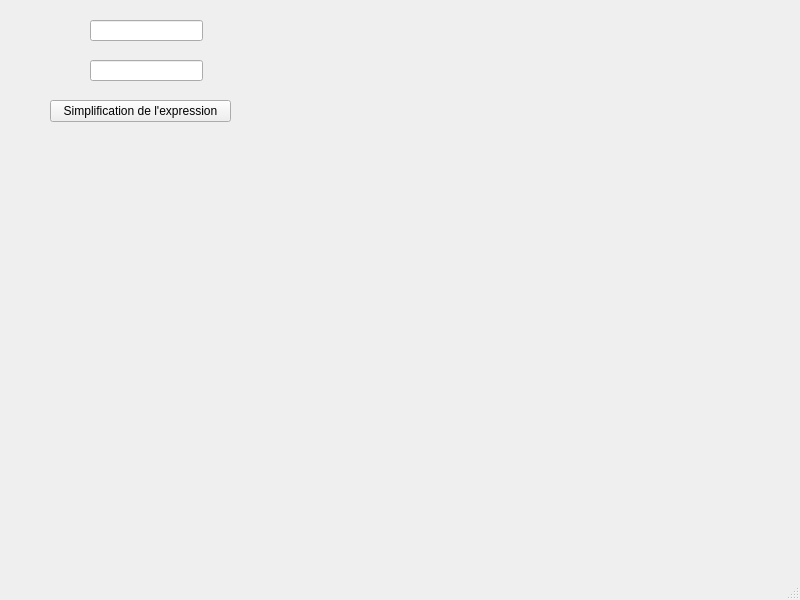
Qt form fenetresimplification.ui (obalise/ExpressionProject) before a commit.
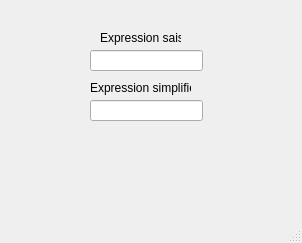
The same form after that commit.

Commit message: Remplissage de "Simplification de l'expression"

The edit to the form file:
```diff
--- a/fenetresimplification.ui
+++ b/fenetresimplification.ui
@@ -6,8 +6,8 @@
    <rect>
     <x>0</x>
     <y>0</y>
-    <width>800</width>
-    <height>600</height>
+    <width>302</width>
+    <height>243</height>
    </rect>
   </property>
   <property name="windowTitle">
@@ -18,35 +18,48 @@
     <property name="geometry">
      <rect>
       <x>90</x>
-      <y>60</y>
-      <width>113</width>
-      <height>21</height>
-     </rect>
-    </property>
-   </widget>
-   <widget class="QPushButton" name="Bouton_Simplification">
-    <property name="geometry">
-     <rect>
-      <x>50</x>
       <y>100</y>
-      <width>181</width>
-      <height>22</height>
+      <width>113</width>
+      <height>21</height>
      </rect>
     </property>
-    <property name="text">
-     <string>Simplification de l'expression</string>
-    </property>
    </widget>
    <widget class="QLineEdit" name="AffichageAvantSimplificationNC">
     <property name="geometry">
      <rect>
       <x>90</x>
-      <y>20</y>
+      <y>50</y>
       <width>113</width>
       <height>21</height>
      </rect>
     </property>
    </widget>
+   <widget class="QLabel" name="label">
+    <property name="geometry">
+     <rect>
+      <x>100</x>
+      <y>30</y>
+      <width>81</width>
+      <height>16</height>
+     </rect>
+    </property>
+    <property name="text">
+     <string>Expression saisie</string>
+    </property>
+   </widget>
+   <widget class="QLabel" name="label_2">
+    <property name="geometry">
+     <rect>
+      <x>90</x>
+      <y>80</y>
+      <width>101</width>
+      <height>16</height>
+     </rect>
+    </property>
+    <property name="text">
+     <string>Expression simplifiée</string>
+    </property>
+   </widget>
   </widget>
   <widget class="QMenuBar" name="menubar">
    <property name="geometry">
```
Left out of the diff: 2 changed lines with no effect on the pictures. The commit also changes 6 other files.
